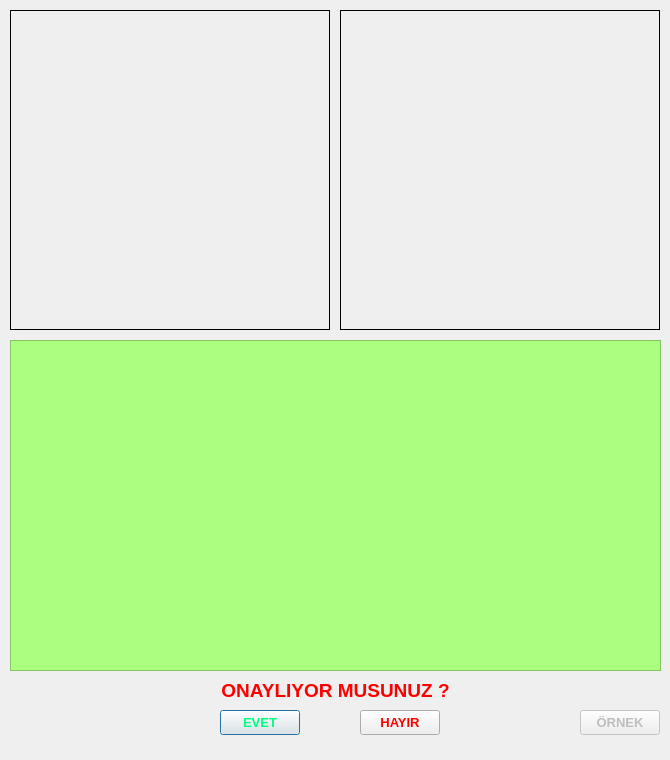
This is analyzedialog.ui in alikanarya/JTW as Qt 5 draws it before an edit. The edited form follows.
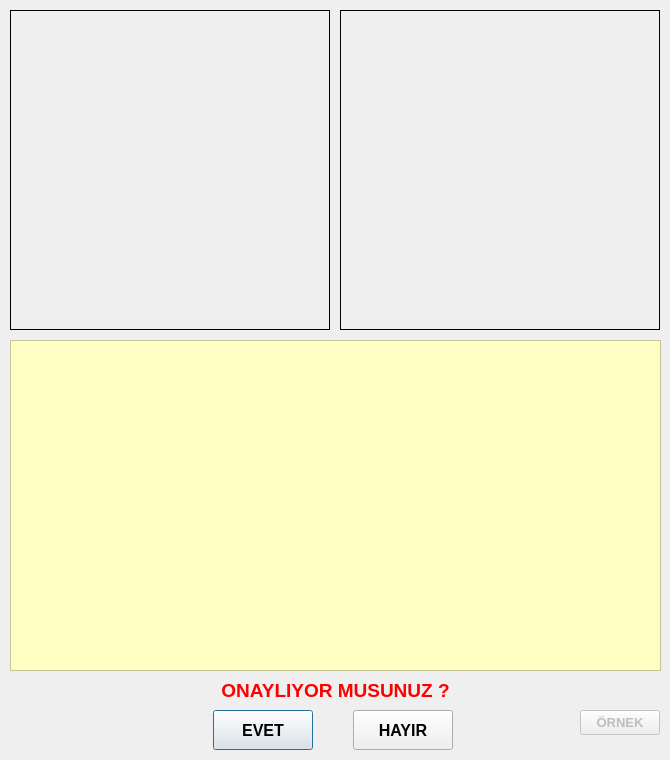
This is the edited form. Icons and pictures are not drawn.

The edit to the form file:
```diff
--- a/analyzedialog.ui
+++ b/analyzedialog.ui
@@ -74,7 +74,7 @@
     </font>
    </property>
    <property name="styleSheet">
-    <string notr="true">background-color: rgb(170, 255, 127);</string>
+    <string notr="true">background-color: rgb(255, 255, 195);</string>
    </property>
    <property name="readOnly">
     <bool>true</bool>
@@ -110,23 +110,20 @@
   <widget class="QPushButton" name="acceptButton">
    <property name="geometry">
     <rect>
-     <x>220</x>
+     <x>213</x>
      <y>710</y>
-     <width>80</width>
-     <height>25</height>
+     <width>100</width>
+     <height>40</height>
     </rect>
    </property>
    <property name="font">
     <font>
      <family>Arial</family>
-     <pointsize>10</pointsize>
+     <pointsize>12</pointsize>
      <weight>75</weight>
      <bold>true</bold>
     </font>
    </property>
-   <property name="styleSheet">
-    <string notr="true">color: rgb(0, 255, 127);</string>
-   </property>
    <property name="text">
     <string>EVET</string>
    </property>
@@ -134,23 +131,20 @@
   <widget class="QPushButton" name="cancelButton">
    <property name="geometry">
     <rect>
-     <x>360</x>
+     <x>353</x>
      <y>710</y>
-     <width>80</width>
-     <height>25</height>
+     <width>100</width>
+     <height>40</height>
     </rect>
    </property>
    <property name="font">
     <font>
      <family>Arial</family>
-     <pointsize>10</pointsize>
+     <pointsize>12</pointsize>
      <weight>75</weight>
      <bold>true</bold>
     </font>
    </property>
-   <property name="styleSheet">
-    <string notr="true">color: rgb(255, 0, 0);</string>
-   </property>
    <property name="text">
     <string>HAYIR</string>
    </property>
```
